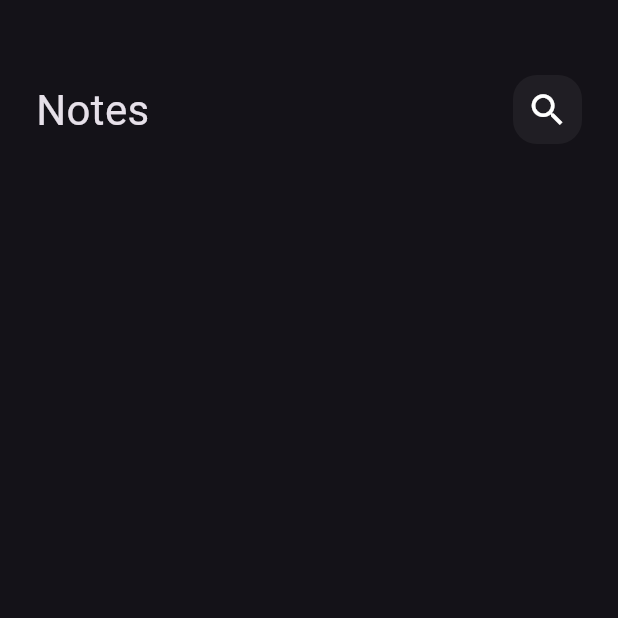
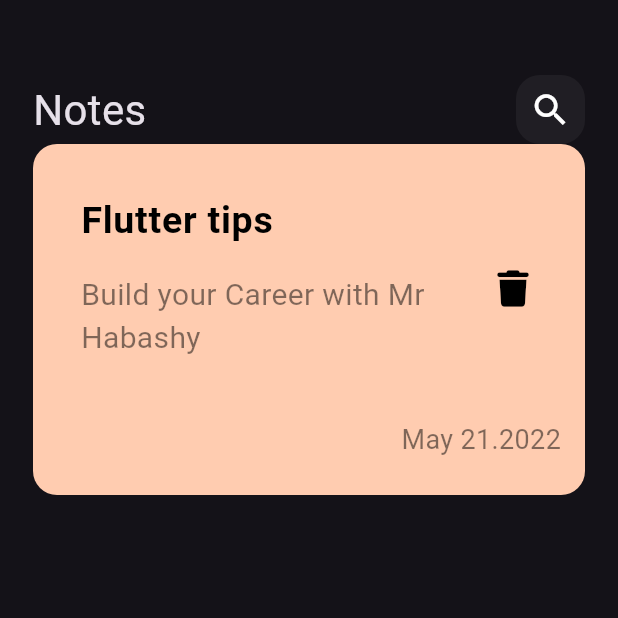
Before and after one commit to hapashy/notes_app, a Flutter app: the screen it shows after launch, on a phone screen of 412 x 824 dp, the top half of it. Run offline on Flutter 3.47's test engine with Material 3 defaults, Android fonts, the phone set to English and light mode, and no system bars; our stand-ins replace font_awesome_flutter.

Commit message:
create custom note item

```diff
--- /dev/null
+++ b/lib/views/widgets/custom_note_item.dart
@@ -0,0 +1,58 @@
+import 'package:flutter/material.dart';
+import 'package:font_awesome_flutter/font_awesome_flutter.dart';
+
+class CustomNoteItem extends StatelessWidget {
+  const CustomNoteItem({super.key});
+
+  @override
+  Widget build(BuildContext context) {
+    return Container(
+      padding: const EdgeInsets.only(top: 24, bottom: 8, left: 16),
+      decoration: BoxDecoration(
+        color: const Color(0xffFFCCB0),
+        borderRadius: BorderRadius.circular(16),
+      ),
+      child: Column(
+        children: [
+          ListTile(
+            title: const Text(
+              'Flutter tips',
+              style: TextStyle(
+                  color: Colors.black,
+                  fontSize: 25,
+                  fontWeight: FontWeight.bold),
+            ),
+            trailing: IconButton(
+              onPressed: () {},
+              icon: const Icon(
+                FontAwesomeIcons.trash,
+                color: Colors.black,
+              ),
+            ),
+            subtitle: Padding(
+              padding: const EdgeInsets.symmetric(vertical: 16),
+              child: Text(
+                'Build your Career with Mr Habashy',
+                style: TextStyle(
+                    color: Colors.black.withOpacity(.5), fontSize: 20),
+              ),
+            ),
+          ),
+          Padding(
+            padding: const EdgeInsets.all(16),
+            child: Row(
+              mainAxisAlignment: MainAxisAlignment.end,
+              children: [
+                Text(
+                  'May 21.2022',
+                  style: TextStyle(
+                      color: Colors.black.withOpacity(.5), fontSize: 18),
+                ),
+              ],
+            ),
+          ),
+        ],
+      ),
+    );
+  }
+}
--- a/lib/views/widgets/notes_vies_body.dart
+++ b/lib/views/widgets/notes_vies_body.dart
@@ -1,5 +1,6 @@
 import 'package:flutter/material.dart';
 import 'package:notes_app/views/widgets/custom_app_bar.dart';
+import 'package:notes_app/views/widgets/custom_note_item.dart';
 
 class NotesViewBody extends StatelessWidget {
   const NotesViewBody({super.key});
@@ -7,13 +8,14 @@ class NotesViewBody extends StatelessWidget {
   @override
   Widget build(BuildContext context) {
     return const Padding(
-      padding: EdgeInsets.symmetric(horizontal: 24),
-      child:  Column(
+      padding: EdgeInsets.symmetric(horizontal: 22),
+      child: Column(
         children: [
           SizedBox(
             height: 50,
           ),
           CustomAppBar(),
+          CustomNoteItem(),
         ],
       ),
     );
```
Also changed, not shown: pubspec.yaml (+4 -12 lines), pubspec.lock.
